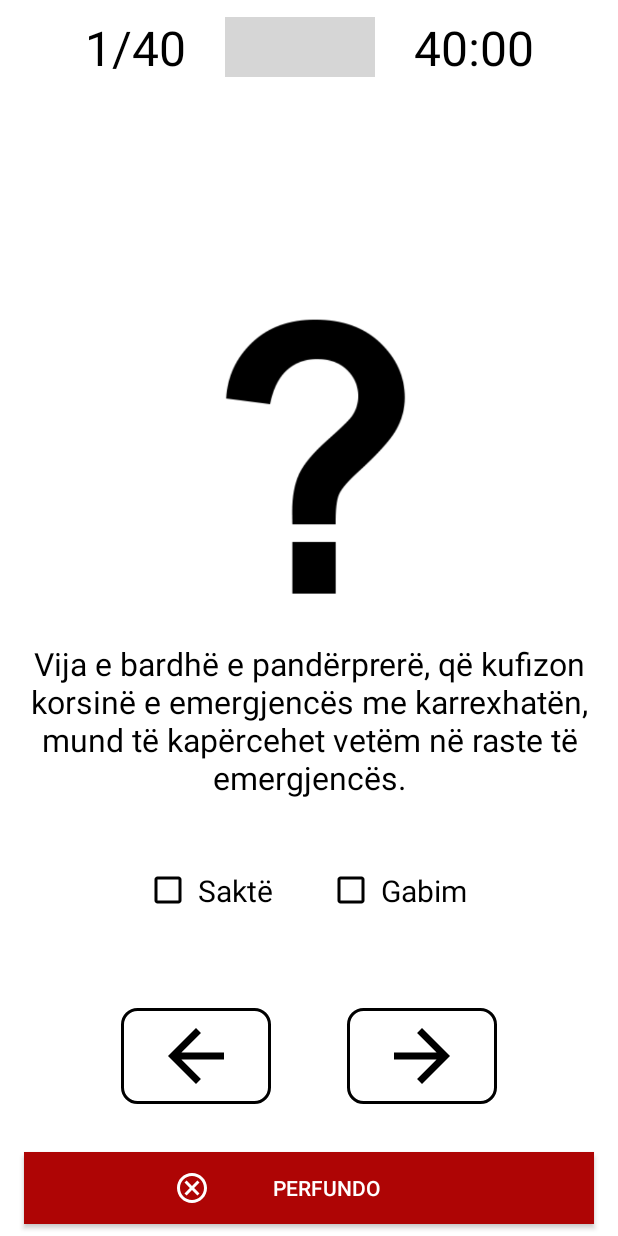
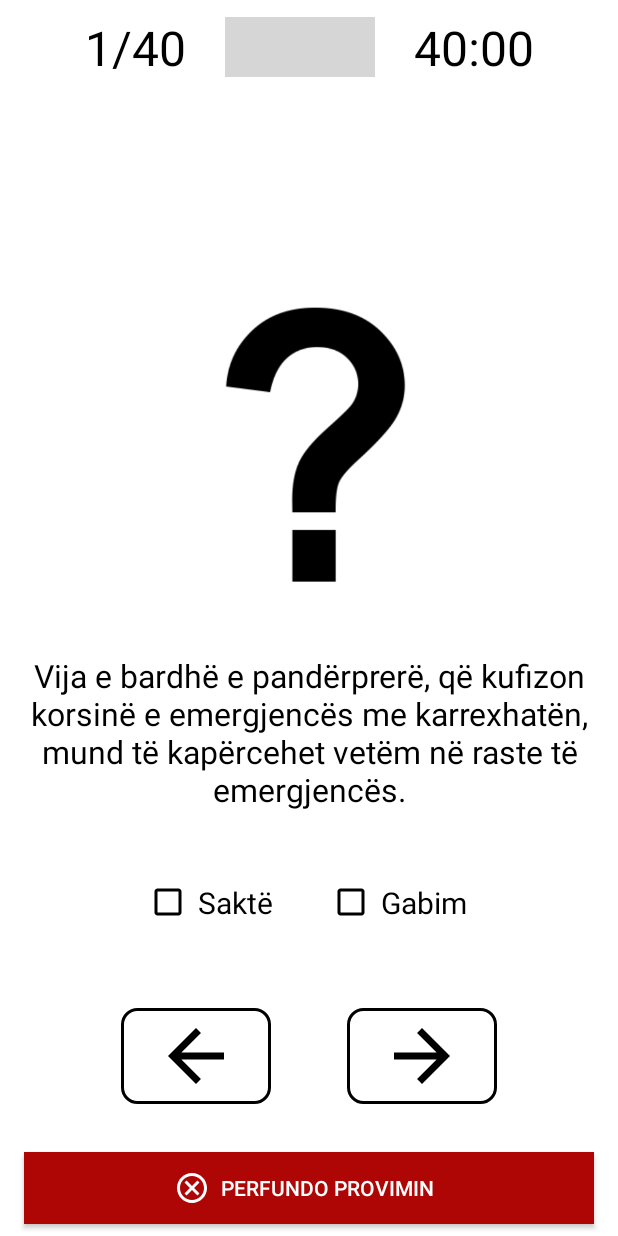
Before and after one commit to arsildo/DrivingLicenseProject, an Android app: the ExamActivity screen opened directly, with no data from a screen before it, on a phone screen of 412 x 824 dp. Run offline under Robolectric (Android 15) with nearby library versions, the phone set to English and light mode, and no system bars; grey boxes are pictures that could not be loaded.

Commit message:
layout fixes

```diff
--- a/app/src/main/java/com/drivinglicenseapk/activities/ExamActivity.kt
+++ b/app/src/main/java/com/drivinglicenseapk/activities/ExamActivity.kt
@@ -1,10 +1,10 @@
 package com.drivinglicenseapk.activities
 
+import android.annotation.SuppressLint
 import android.app.AlertDialog
 import android.app.Dialog
 import android.content.Intent
 import android.graphics.Color
-import android.graphics.Typeface
 import android.graphics.drawable.ColorDrawable
 import android.os.Bundle
 import android.os.CountDownTimer
@@ -26,7 +26,6 @@ import java.util.concurrent.TimeUnit
 class ExamActivity : AppCompatActivity(){
 
     private var examState  = false
-    private var alreadyPrompted = false
     private var alreadyTimed = false
     private var elapsedTimeStored = false
     private var elapsedTime : Long = 0
@@ -778,6 +777,7 @@ class ExamActivity : AppCompatActivity(){
         questionListDialog.show()
     }
 
+    @SuppressLint("SetTextI18n")
     fun showExamResultDialog(){
         val resultDialog = Dialog(this)
         resultDialog.apply {
--- a/app/src/main/res/layout/activity_exam.xml
+++ b/app/src/main/res/layout/activity_exam.xml
@@ -14,6 +14,8 @@
         android:layout_width="wrap_content"
         android:layout_height="wrap_content"
         android:layout_margin="8dp"
+        android:paddingStart="2dp"
+        android:paddingEnd="2dp"
         android:background="@color/white"
         android:gravity="center"
         app:layout_constraintEnd_toEndOf="parent"
@@ -131,7 +133,7 @@
         android:drawableStart="@drawable/ic_conclude"
         android:paddingStart="100dp"
         android:paddingEnd="100dp"
-        android:text="PERFUNDO"
+        android:text="PERFUNDO PROVIMIN"
         android:textColor="@color/white"
         app:layout_constraintBottom_toBottomOf="parent"
         app:layout_constraintEnd_toEndOf="parent"
--- a/app/src/main/res/layout/activity_main.xml
+++ b/app/src/main/res/layout/activity_main.xml
@@ -27,6 +27,7 @@
         <TextView
             android:layout_width="match_parent"
             android:layout_height="wrap_content"
+            android:layout_marginTop="8dp"
             android:text="Kategoria A1 A2 B1 B"
             android:textAlignment="center"
             android:textAllCaps="true"
@@ -94,7 +95,9 @@
             android:id="@+id/openExam"
             android:layout_width="match_parent"
             android:layout_height="wrap_content"
-            android:layout_margin="8dp"
+            android:layout_marginStart="8dp"
+            android:layout_marginEnd="8dp"
+            android:layout_marginBottom="16dp"
             android:background="@drawable/style_button_category"
             android:padding="4dp"
             android:text="FILLO"
--- a/app/src/main/res/layout/item_question.xml
+++ b/app/src/main/res/layout/item_question.xml
@@ -17,6 +17,7 @@
         android:layout_height="250dp"
         android:layout_gravity="center"
         android:layout_marginTop="32dp"
+        android:layout_marginBottom="16dp"
         android:contentDescription="img"
         android:src="@drawable/img_overall"
         app:layout_constraintEnd_toEndOf="parent"
@@ -49,7 +50,7 @@
         <CheckBox
             android:id="@+id/trueCheckBox"
             android:layout_width="wrap_content"
-            android:layout_height="wrap_content"
+            android:layout_height="match_parent"
             android:layout_marginEnd="16dp"
             android:buttonTint="@color/black"
             android:gravity="center"
@@ -61,8 +62,8 @@
 
         <ImageView
             android:id="@+id/wrongMark"
-            android:layout_width="32dp"
-            android:layout_height="match_parent"
+            android:layout_width="40dp"
+            android:layout_height="40dp"
             android:layout_marginStart="4dp"
             android:layout_marginEnd="4dp"
             android:src="@drawable/ic_wrong"
```
Also changed, not shown: app/src/main/res/drawable/img_470a.png.
